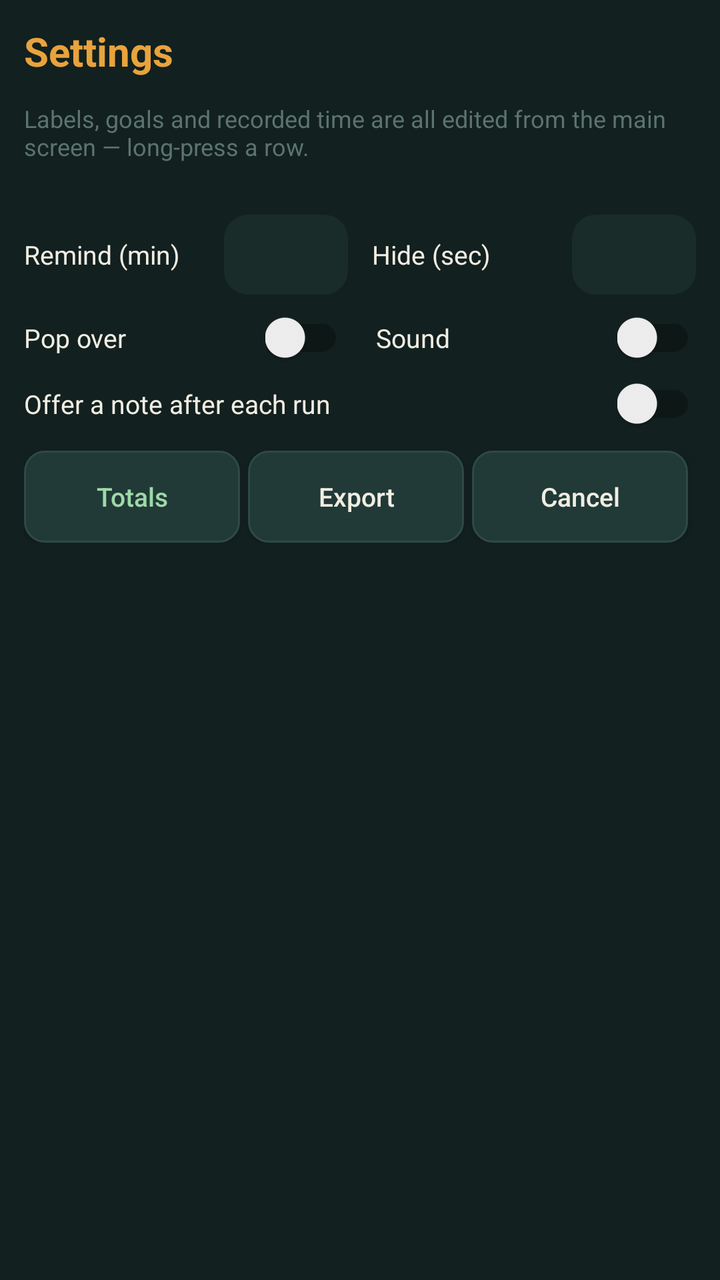
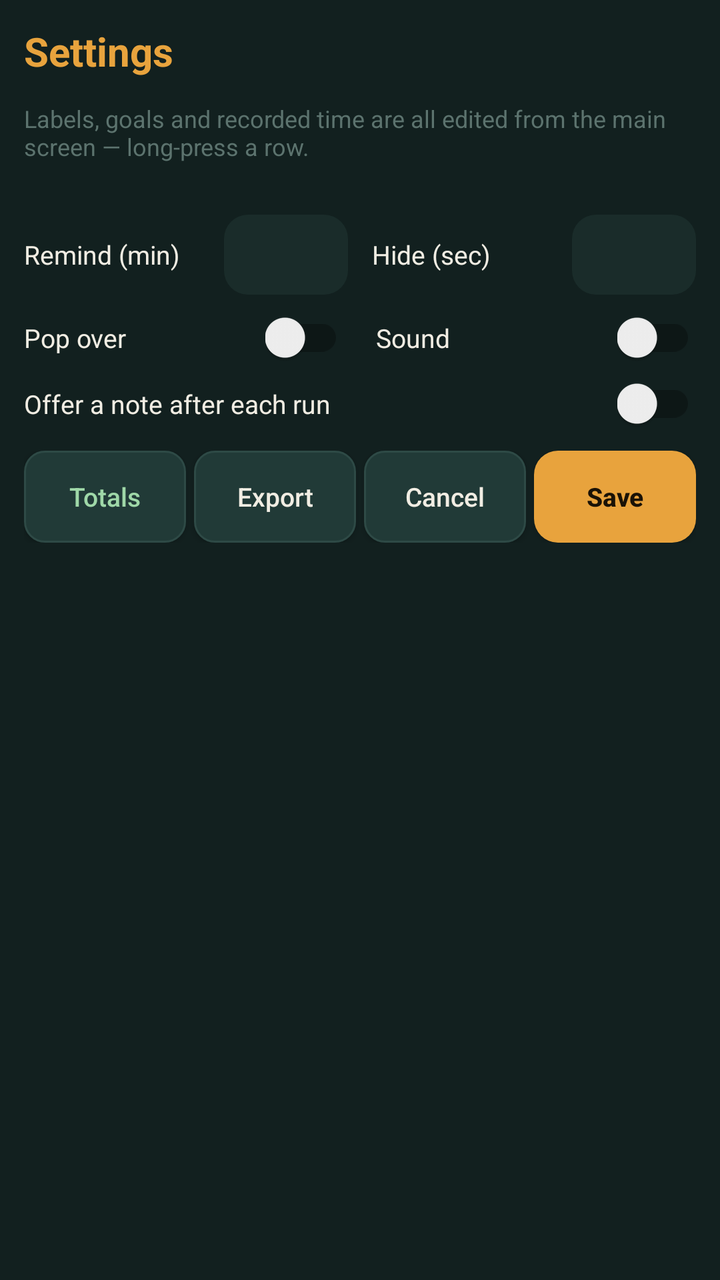

An Android layout rendered at two revisions. The XML below is the earlier revision; the diff shows what the commit changed to produce the second picture.
<!-- AndroidManifest.xml: application theme Theme.FocusLedger -->
<!-- res/layout/activity_settings.xml -->
<?xml version="1.0" encoding="utf-8"?>
<LinearLayout xmlns:android="http://schemas.android.com/apk/res/android"
    android:layout_width="match_parent"
    android:layout_height="match_parent"
    android:orientation="vertical"
    android:background="#12201F"
    android:padding="12dp">

    <TextView
        android:layout_width="match_parent"
        android:layout_height="wrap_content"
        android:text="Settings"
        android:textColor="#E8A33D"
        android:textSize="20sp"
        android:textStyle="bold"
        android:layout_marginBottom="12dp" />

    <TextView
        android:layout_width="match_parent"
        android:layout_height="wrap_content"
        android:text="Labels, goals and recorded time are all edited from the main screen \u2014 long-press a row."
        android:textColor="#5C736E"
        android:textSize="12sp"
        android:layout_marginBottom="16dp" />

    
    <LinearLayout
        android:layout_width="match_parent" android:layout_height="wrap_content"
        android:orientation="horizontal" android:gravity="center_vertical"
        android:layout_marginTop="10dp">
        <TextView
            android:layout_width="0dp" android:layout_weight="1"
            android:layout_height="wrap_content"
            android:text="Remind (min)"
            android:textColor="#F1EDE3" android:textSize="13sp" />
        <EditText
            android:id="@+id/editInterval"
            android:layout_width="62dp" android:layout_height="40dp"
            android:gravity="center" android:inputType="number"
            android:textColor="#F1EDE3" android:textSize="14sp"
            android:background="@drawable/bg_row_track"
            android:importantForAutofill="no"
            android:layout_marginEnd="12dp" />
        <TextView
            android:layout_width="0dp" android:layout_weight="1"
            android:layout_height="wrap_content"
            android:text="Hide (sec)"
            android:textColor="#F1EDE3" android:textSize="13sp" />
        <EditText
            android:id="@+id/editTimeout"
            android:layout_width="62dp" android:layout_height="40dp"
            android:gravity="center" android:inputType="number"
            android:textColor="#F1EDE3" android:textSize="14sp"
            android:background="@drawable/bg_row_track"
            android:importantForAutofill="no" />
    </LinearLayout>

    
    <LinearLayout
        android:layout_width="match_parent" android:layout_height="wrap_content"
        android:orientation="horizontal" android:gravity="center_vertical"
        android:layout_marginTop="8dp">
        <TextView
            android:layout_width="0dp" android:layout_weight="1"
            android:layout_height="wrap_content"
            android:text="Pop over"
            android:textColor="#F1EDE3" android:textSize="13sp" />
        <androidx.appcompat.widget.SwitchCompat
            android:id="@+id/switchHeadsUp"
            android:layout_width="wrap_content" android:layout_height="wrap_content"
            android:layout_marginEnd="16dp" />
        <TextView
            android:layout_width="0dp" android:layout_weight="1"
            android:layout_height="wrap_content"
            android:text="Sound"
            android:textColor="#F1EDE3" android:textSize="13sp" />
        <androidx.appcompat.widget.SwitchCompat
            android:id="@+id/switchSound"
            android:layout_width="wrap_content" android:layout_height="wrap_content" />
    </LinearLayout>

    <LinearLayout
        android:layout_width="match_parent" android:layout_height="wrap_content"
        android:orientation="horizontal" android:gravity="center_vertical"
        android:layout_marginTop="6dp">
        <TextView
            android:layout_width="0dp" android:layout_weight="1"
            android:layout_height="wrap_content"
            android:text="Offer a note after each run"
            android:textColor="#F1EDE3" android:textSize="13sp" />
        <androidx.appcompat.widget.SwitchCompat
            android:id="@+id/switchNote"
            android:layout_width="wrap_content" android:layout_height="wrap_content" />
    </LinearLayout>

    
    <LinearLayout
        android:layout_width="match_parent" android:layout_height="wrap_content"
        android:orientation="horizontal" android:weightSum="3"
        android:layout_marginTop="10dp">
        <Button
            android:id="@+id/btnRange"
            android:layout_width="0dp" android:layout_weight="1"
            android:layout_height="46dp" android:layout_marginEnd="4dp"
            android:text="Totals" android:textAllCaps="false"
            android:textColor="#9FD8A8" android:textSize="13sp"
            android:background="@drawable/bg_button_small" />
        <Button
            android:id="@+id/btnExport"
            android:layout_width="0dp" android:layout_weight="1"
            android:layout_height="46dp" android:layout_marginEnd="4dp"
            android:text="Export" android:textAllCaps="false"
            android:textColor="#F1EDE3" android:textSize="13sp"
            android:background="@drawable/bg_button_small" />
        <Button
            android:id="@+id/btnCancel"
            android:layout_width="0dp" android:layout_weight="1"
            android:layout_height="46dp" android:layout_marginEnd="4dp"
            android:text="Cancel" android:textAllCaps="false"
            android:textColor="#F1EDE3" android:textSize="13sp"
            android:background="@drawable/bg_button_small" />
        <Button
            android:id="@+id/btnSave"
            android:layout_width="0dp" android:layout_weight="1"
            android:layout_height="46dp"
            android:text="Save" android:textAllCaps="false"
            android:textColor="#1A1206" android:textSize="13sp"
            android:textStyle="bold"
            android:background="@drawable/bg_button_work" />
    </LinearLayout>

</LinearLayout>
<!-- resources referenced by this layout -->
<resources>
  <!-- drawable bg_button_small (drawable) -->
  <?xml version="1.0" encoding="utf-8"?>
  <shape xmlns:android="http://schemas.android.com/apk/res/android" android:shape="rectangle">
      <solid android:color="#213A37" />
      <corners android:radius="10dp" />
      <stroke android:width="1dp" android:color="#2E4A46" />
  </shape>
  <!-- drawable bg_button_work (drawable) -->
  <?xml version="1.0" encoding="utf-8"?>
  <shape xmlns:android="http://schemas.android.com/apk/res/android" android:shape="rectangle">
      <solid android:color="#E8A33D" />
      <corners android:radius="12dp" />
  </shape>
  <!-- drawable bg_row_track (drawable) -->
  <?xml version="1.0" encoding="utf-8"?>
  <shape xmlns:android="http://schemas.android.com/apk/res/android" android:shape="rectangle">
      <solid android:color="#1A2C2A" />
      <corners android:radius="12dp" />
  </shape>
  <style name="Theme.FocusLedger" parent="Theme.AppCompat.DayNight.NoActionBar">
          <item name="colorPrimary">#E8A33D</item>
          <item name="colorPrimaryDark">#12201F</item>
          <item name="colorAccent">#6FAFC4</item>
          <item name="android:windowBackground">#12201F</item>
      </style>
</resources>

<!-- the commit's change to res/layout/activity_settings.xml (unified diff, before → after) -->
@@ -96,7 +96,7 @@
     
     <LinearLayout
         android:layout_width="match_parent" android:layout_height="wrap_content"
-        android:orientation="horizontal" android:weightSum="3"
+        android:orientation="horizontal" android:weightSum="4"
         android:layout_marginTop="10dp">
         <Button
             android:id="@+id/btnRange"
